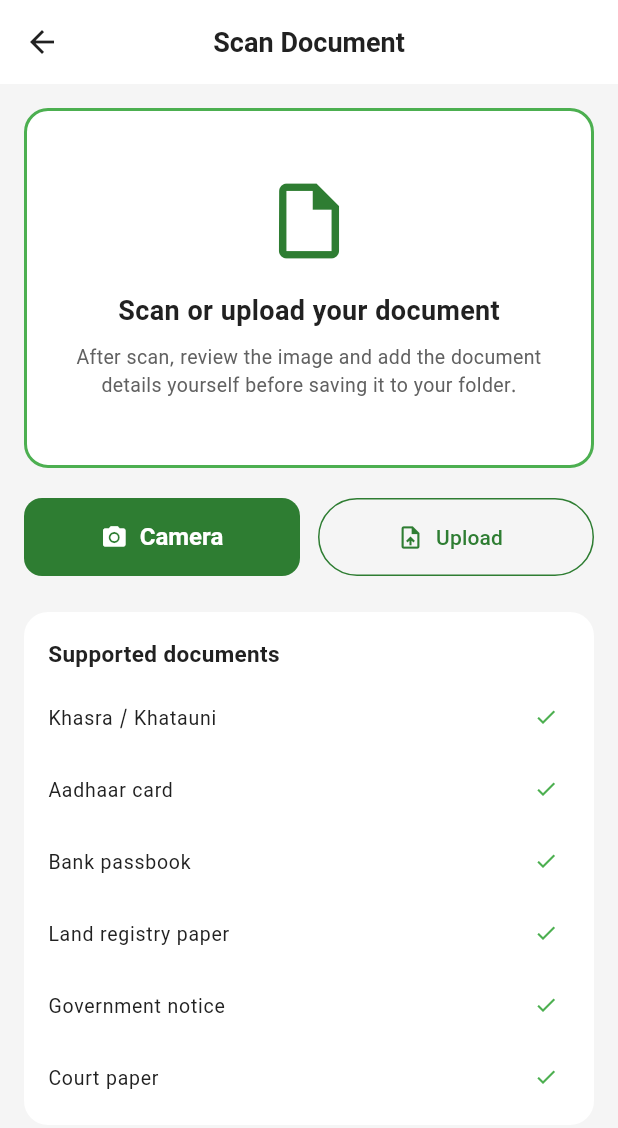
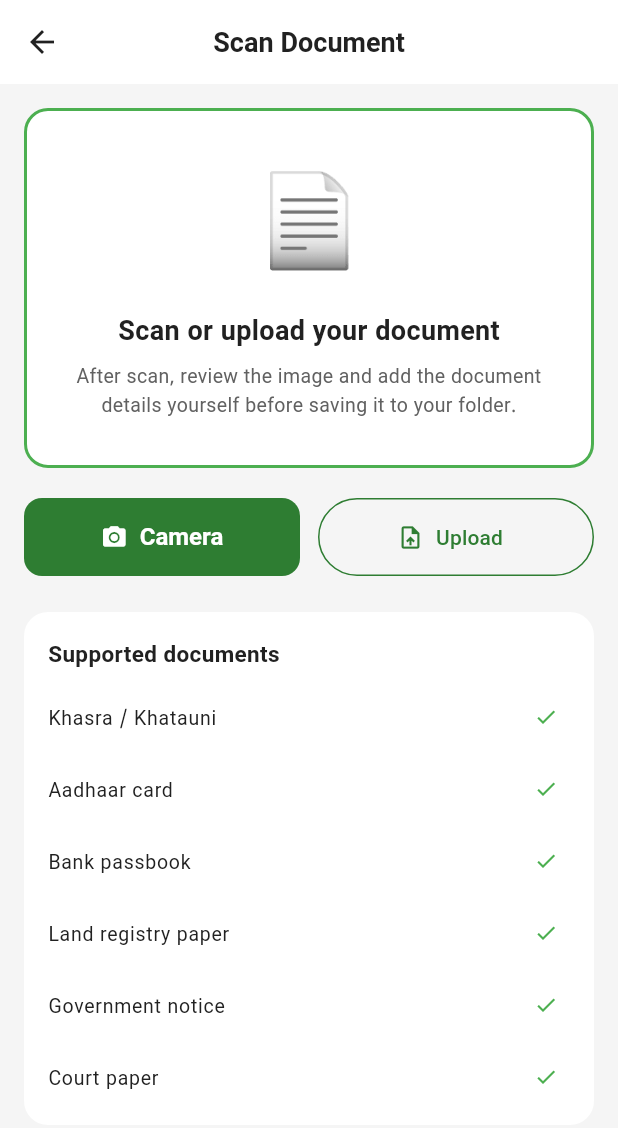
Before and after one commit to sudhanshuxmaurya119-eng/kisankanoon, a Flutter app: the ScanScreen screen opened directly, on a phone screen of 412 x 824 dp. Shown: the top 1128 px of the screen. Run offline on Flutter 3.47's test engine with Material 3 defaults, Android fonts, the light colour scheme and no system bars; our stand-ins replace cloud_firestore, firebase_auth, firebase_core, geolocator, google_fonts, image_picker and 1 more; accounts and stored records are empty.

Commit message:
Keep scan screen OTA-safe for Shorebird patch

```diff
--- a/kisankanoon/lib/screens/scan_screen.dart
+++ b/kisankanoon/lib/screens/scan_screen.dart
@@ -297,11 +297,7 @@ class _ScanScreenState extends State<ScanScreen> {
       child: const Column(
         mainAxisAlignment: MainAxisAlignment.center,
         children: [
-          Icon(
-            Icons.insert_drive_file_outlined,
-            size: 60,
-            color: AppTheme.primaryGreen,
-          ),
+          Text('📄', style: TextStyle(fontSize: 60)),
           SizedBox(height: 16),
           Text(
             'Scan or upload your document',
@@ -339,7 +335,7 @@ class _ScanScreenState extends State<ScanScreen> {
           Row(
             children: [
               Icon(
-                Icons.edit_note,
+                Icons.check_circle,
                 color: AppTheme.primaryGreen,
                 size: 20,
               ),
```
